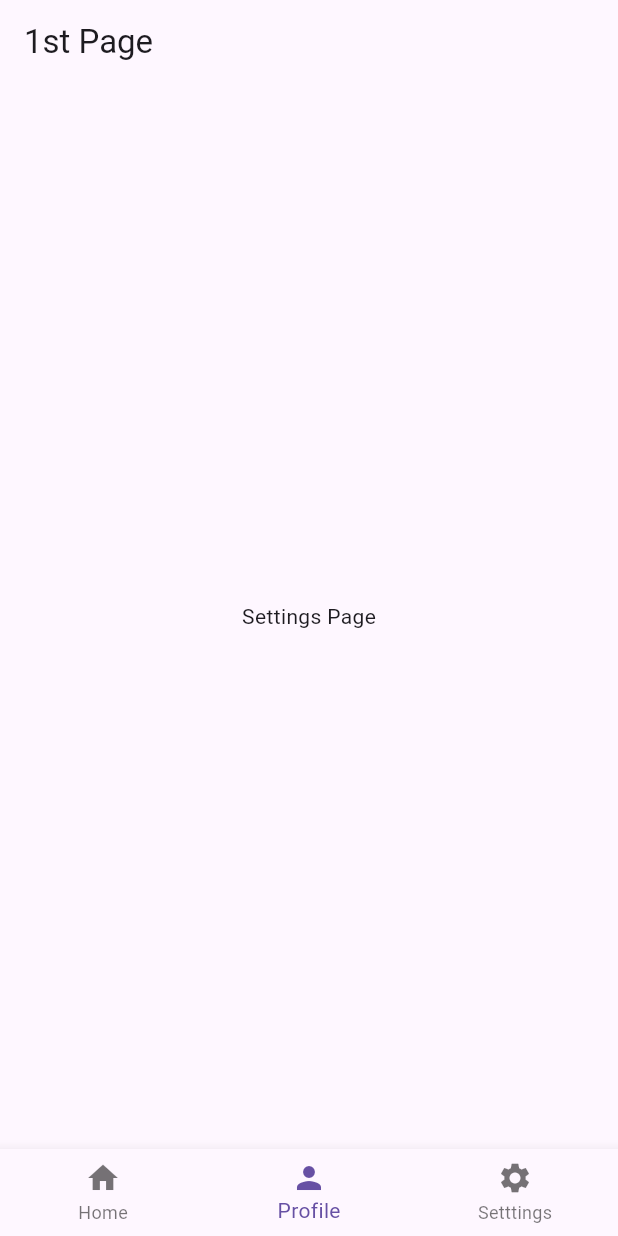
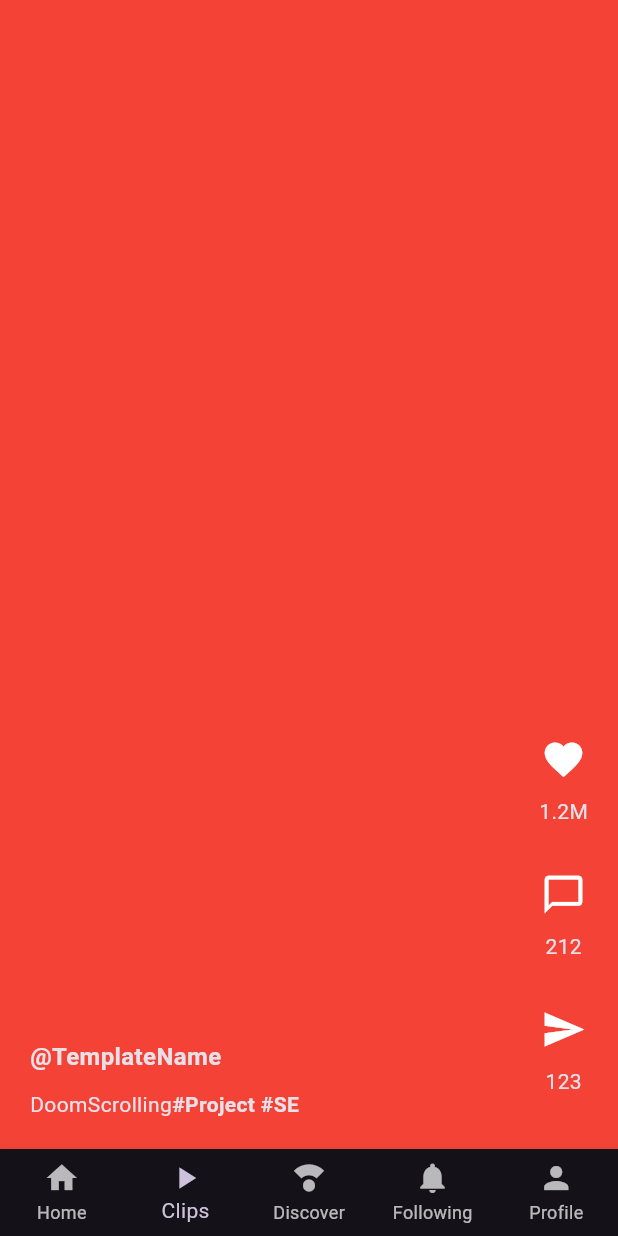
Before and after one commit to appleaze/FlutterClipsED, a Flutter app: the screen it shows after launch, item 2 of the bottom bar chosen, on a phone screen of 412 x 824 dp. Run offline on Flutter 3.47's test engine with Material 3 defaults, Android fonts, the phone set to English and light mode, and no system bars.

Commit message:
added scrooling post

```diff
--- /dev/null
+++ b/flutter_application_1/lib/homepage.dart
@@ -0,0 +1,48 @@
+import 'package:flutter/material.dart';
+import 'package:flutter_application_1/pages/clips.dart';
+import 'package:flutter_application_1/pages/discover.dart';
+import 'package:flutter_application_1/pages/following.dart';
+import 'package:flutter_application_1/pages/home.dart';
+import 'package:flutter_application_1/pages/profile.dart';
+
+class HomePage extends StatefulWidget {
+  const HomePage({super.key});
+
+  @override
+  State<HomePage> createState() => _MyWidgetState();
+}
+
+class _MyWidgetState extends State<HomePage> {
+    int _selectedIndex = 0;
+    void _navigateBottomBar(int index){
+      setState(() {
+        _selectedIndex =index;
+      });
+    }
+
+    final List <Widget> _pages =[
+      UserHomePage(),
+      UserClipsPages(),
+      UserDiscoverPage(),
+      UserFollowingPages(),
+      UserProfilePage(),
+    ];
+
+  @override
+  Widget build(BuildContext context) {
+    return Scaffold(
+      body: _pages[_selectedIndex],
+      bottomNavigationBar: BottomNavigationBar(
+        currentIndex: _selectedIndex,
+        onTap: _navigateBottomBar,
+        type: BottomNavigationBarType.fixed,
+        items: [
+        BottomNavigationBarItem(icon: Icon(Icons.home), label: 'Home'),
+        BottomNavigationBarItem(icon: Icon(Icons.play_arrow), label: 'Clips'),
+        BottomNavigationBarItem(icon: Icon(Icons.compass_calibration_sharp), label: 'Discover'),
+        BottomNavigationBarItem(icon: Icon(Icons.notifications), label: 'Following'),
+        BottomNavigationBarItem(icon: Icon(Icons.person), label: 'Profile'),
+      ],),
+    );
+  }
+}
--- a/flutter_application_1/lib/main.dart
+++ b/flutter_application_1/lib/main.dart
@@ -1,9 +1,7 @@
 import 'package:flutter/cupertino.dart';
 import 'package:flutter/material.dart';
 import 'package:flutter/widgets.dart';
-import 'package:flutter_application_1/pages/first_page.dart';
-import 'package:flutter_application_1/pages/home_page.dart';
-import 'package:flutter_application_1/pages/settings_page.dart';
+import 'homepage.dart';
 
 void main() {
   runApp(const MyApp());
@@ -14,15 +12,10 @@ class MyApp extends StatelessWidget {
 
   @override
   Widget build(BuildContext context) {
-    // ignore: prefer_const_constructors
     return MaterialApp(
       debugShowCheckedModeBanner: false,
-      home: FirstPage(),
-      routes: {
-        '/firstpage':(context) => FirstPage(),
-        '/homepage':(context) => HomePage(),
-        '/settingspage':(context) => SettingsPage(),
-      },
+      home: HomePage(),
+      theme: ThemeData(brightness: Brightness.dark),
     );
   }
 }
--- /dev/null
+++ b/flutter_application_1/lib/pages/clips.dart
@@ -0,0 +1,23 @@
+import 'package:flutter/material.dart';
+import 'package:flutter_application_1/posts/mypost_1.dart';
+import 'package:flutter_application_1/posts/mypost_2.dart';
+import 'package:flutter_application_1/posts/mypost_3.dart';
+
+class UserClipsPages extends StatelessWidget {
+  final _controller = PageController(initialPage: 0);
+
+  @override
+  Widget build(BuildContext context) {
+    return Scaffold(
+      body: PageView(
+        controller: _controller,
+        scrollDirection: Axis.vertical,
+        children: [
+          MyPost1(),
+          MyPost2(),
+          MyPost3(),
+        ],
+      ),
+    );
+  }
+}
--- /dev/null
+++ b/flutter_application_1/lib/pages/discover.dart
@@ -0,0 +1,10 @@
+import 'package:flutter/material.dart';
+
+class UserDiscoverPage extends StatelessWidget {
+  const UserDiscoverPage({super.key});
+
+  @override
+  Widget build(BuildContext context) {
+    return const Placeholder();
+  }
+}
--- a/flutter_application_1/lib/pages/first_page.dart
+++ /dev/null
@@ -1,54 +0,0 @@
-import 'package:flutter/material.dart';
-import 'package:flutter_application_1/pages/home_page.dart';
-import 'package:flutter_application_1/pages/profile_page.dart';
-import 'package:flutter_application_1/pages/settings_page.dart';
-
-class FirstPage extends StatefulWidget {
-  FirstPage({super.key});
-
-  @override
-  State<FirstPage> createState() => _FirstPageState();
-}
-
-class _FirstPageState extends State<FirstPage> {
-  int _selectedindex = 0;
-
-  void _navigateBottomBar(int index){
-    setState(() {
-      _selectedindex = index;
-    });
-  }
-
-  final List _pages=[
-    HomePage(),
-    SettingsPage(),
-    ProfilePage(),
-  ];
-
-  @override
-  Widget build(BuildContext context) {
-    return Scaffold(
-      appBar: AppBar(title: Text('1st Page')),
-      body: _pages[_selectedindex],
-      bottomNavigationBar: BottomNavigationBar(
-        currentIndex: _selectedindex,
-        onTap: _navigateBottomBar,
-        items: [
-          BottomNavigationBarItem(
-            icon: Icon(Icons.home),
-            label: 'Home',
-          ),
-
-          BottomNavigationBarItem(
-            icon: Icon(Icons.person),
-            label: 'Profile',
-          ),
-
-          BottomNavigationBarItem(
-            icon: Icon(Icons.settings),
-            label: 'Setttings',
-          )
-        ],),
-    );
-  }
-}
--- /dev/null
+++ b/flutter_application_1/lib/pages/following.dart
@@ -0,0 +1,10 @@
+import 'package:flutter/material.dart';
+
+class UserFollowingPages extends StatelessWidget {
+  const UserFollowingPages({super.key});
+
+  @override
+  Widget build(BuildContext context) {
+    return const Placeholder();
+  }
+}
--- /dev/null
+++ b/flutter_application_1/lib/pages/home.dart
@@ -0,0 +1,10 @@
+import 'package:flutter/material.dart';
+
+class UserHomePage extends StatelessWidget {
+  const UserHomePage({super.key});
+
+  @override
+  Widget build(BuildContext context) {
+    return const Placeholder();
+  }
+}
--- a/flutter_application_1/lib/pages/home_page.dart
+++ /dev/null
@@ -1,14 +0,0 @@
-import 'package:flutter/material.dart';
-
-class HomePage extends StatelessWidget {
-  const HomePage({super.key});
-
-  @override
-  Widget build(BuildContext context) {
-    return Scaffold(
-      body: Center(
-        child: Text('Home Page'),
-        ),
-    );
-  }
-}
--- /dev/null
+++ b/flutter_application_1/lib/pages/profile.dart
@@ -0,0 +1,10 @@
+import 'package:flutter/material.dart';
+
+class UserProfilePage extends StatelessWidget {
+  const UserProfilePage({super.key});
+
+  @override
+  Widget build(BuildContext context) {
+    return const Placeholder();
+  }
+}
--- a/flutter_application_1/lib/pages/profile_page.dart
+++ /dev/null
@@ -1,14 +0,0 @@
-import 'package:flutter/material.dart';
-
-class ProfilePage extends StatelessWidget {
-  const ProfilePage({super.key});
-
-  @override
-  Widget build(BuildContext context) {
-    return Scaffold(
-      body: Center(
-        child: Text('Profile Page'),
-        ),
-    );
-  }
-}
--- a/flutter_application_1/lib/pages/settings_page.dart
+++ /dev/null
@@ -1,14 +0,0 @@
-import 'package:flutter/material.dart';
-
-class SettingsPage extends StatelessWidget {
-  const SettingsPage({super.key});
-
-  @override
-  Widget build(BuildContext context) {
-    return Scaffold(
-      body: Center(
-        child: Text('Settings Page'),
-        ),
-    );
-  }
-}
--- /dev/null
+++ b/flutter_application_1/lib/posts/mypost_1.dart
@@ -0,0 +1,18 @@
+import 'package:flutter/material.dart';
+import 'package:flutter_application_1/util/post_template.dart';
+
+class MyPost1 extends StatelessWidget {
+  @override
+  Widget build(BuildContext context) {
+    return PostTemplate(
+      username: 'TemplateName',
+      videoDescription: 'DoomScrolling',
+      numberOfComments: '212',
+      numberOfLikes: '1.2M',
+      numberOfShares: '123',
+      userPost: Container(
+        color: Colors.red,
+      ),
+    );
+    }
+}
--- /dev/null
+++ b/flutter_application_1/lib/posts/mypost_2.dart
@@ -0,0 +1,19 @@
+import 'package:flutter/material.dart';
+import 'package:flutter_application_1/util/post_template.dart';
+
+class MyPost2 extends StatelessWidget {
+
+  @override
+  Widget build(BuildContext context) {
+    return PostTemplate(
+      username: 'TemplateName',
+      videoDescription: 'DoomScrolling',
+      numberOfComments: '212',
+      numberOfLikes: '1.2M',
+      numberOfShares: '123',
+      userPost: Container(
+        color: Colors.red,
+      ),
+    );
+  }
+}
--- /dev/null
+++ b/flutter_application_1/lib/posts/mypost_3.dart
@@ -0,0 +1,19 @@
+import 'package:flutter/material.dart';
+import 'package:flutter_application_1/util/post_template.dart';
+
+class MyPost3 extends StatelessWidget {
+
+  @override
+  Widget build(BuildContext context) {
+    return PostTemplate(
+      username: 'TemplateName',
+      videoDescription: 'DoomScrolling',
+      numberOfComments: '212',
+      numberOfLikes: '1.2M',
+      numberOfShares: '123',
+      userPost: Container(
+        color: Colors.red,
+      ),
+    );
+  }
+}
--- /dev/null
+++ b/flutter_application_1/lib/util/button.dart
@@ -0,0 +1,27 @@
+import 'package:flutter/material.dart';
+
+class MyButton extends StatelessWidget {
+  final icon;
+  final String number;
+
+  MyButton({this.icon, required this.number});
+
+  @override
+  Widget build(BuildContext context) {
+    return Padding(
+      padding: const EdgeInsets.symmetric(vertical: 15.0),
+      child: Column(
+        children: [
+          Icon(icon,
+          size: 30,
+          ),
+          SizedBox(
+            height: 10,
+            ),
+          Text(number),
+
+        ],
+      ),
+    );
+  }
+}
--- /dev/null
+++ b/flutter_application_1/lib/util/post_template.dart
@@ -0,0 +1,85 @@
+import 'package:flutter/material.dart';
+import 'package:flutter_application_1/util/button.dart';
+
+class PostTemplate extends StatelessWidget {
+  final String username;
+  final String videoDescription;
+  final String numberOfLikes;
+  final String numberOfComments;
+  final String numberOfShares;
+  final userPost;
+
+  PostTemplate({
+    required this.username,
+    required this.videoDescription,
+    required this.numberOfLikes,
+    required this.numberOfComments,
+    required this.numberOfShares,
+    required this.userPost,
+  });
+
+  @override
+  Widget build(BuildContext context) {
+    return Scaffold(
+      body: Stack(
+        children: [
+          //user post
+          userPost,
+          Padding(
+            padding: const EdgeInsets.all(20.0),
+            child: Container(
+              alignment: Alignment(-1, 1),
+              child: Column(
+                crossAxisAlignment: CrossAxisAlignment.start,
+                mainAxisAlignment: MainAxisAlignment.end,
+                children: [
+                  Text("@" + username,
+                      style: TextStyle(
+                        fontWeight: FontWeight.bold,
+                        fontSize: 16,
+                      )),
+                  SizedBox(
+                    height: 10,
+                  ),
+                  Text.rich(
+                    TextSpan(
+                      children: [
+                        TextSpan(text: videoDescription),
+                        TextSpan(text: '#Project #SE',
+                        style: TextStyle(fontWeight: FontWeight.bold)),
+                        ],
+                        ),
+                      )
+                ],
+              ),
+            ),
+          ),
+
+          Padding(
+            padding: const EdgeInsets.all(20.0),
+            child: Container(
+              alignment: Alignment(1,1),
+              child: Column(
+                mainAxisAlignment: MainAxisAlignment.end,
+                children: [
+                  MyButton(
+                    icon: Icons.favorite,
+                    number: numberOfLikes,
+                  ),
+                  MyButton(
+                    icon: Icons.chat_bubble_outline_outlined,
+                    number: numberOfComments,
+                  ),
+                  MyButton(
+                    icon: Icons.send,
+                    number: numberOfShares,
+                  ),
+                ],
+              ),
+            ),
+          )
+        ],
+      ),
+    );
+  }
+}
```
